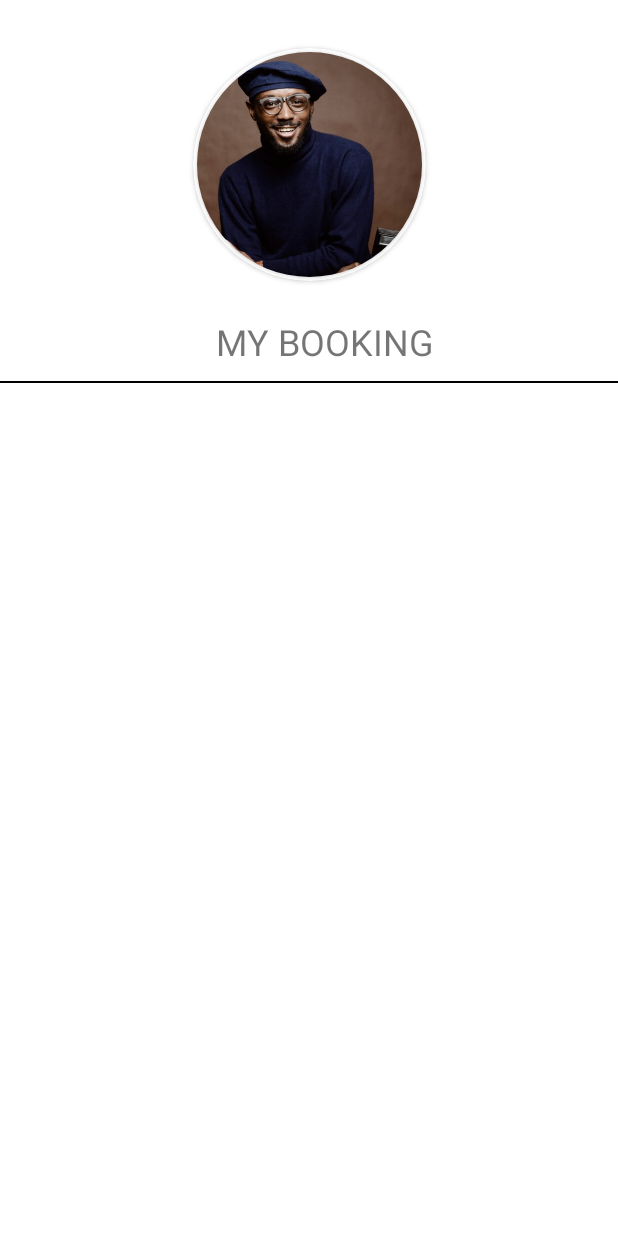
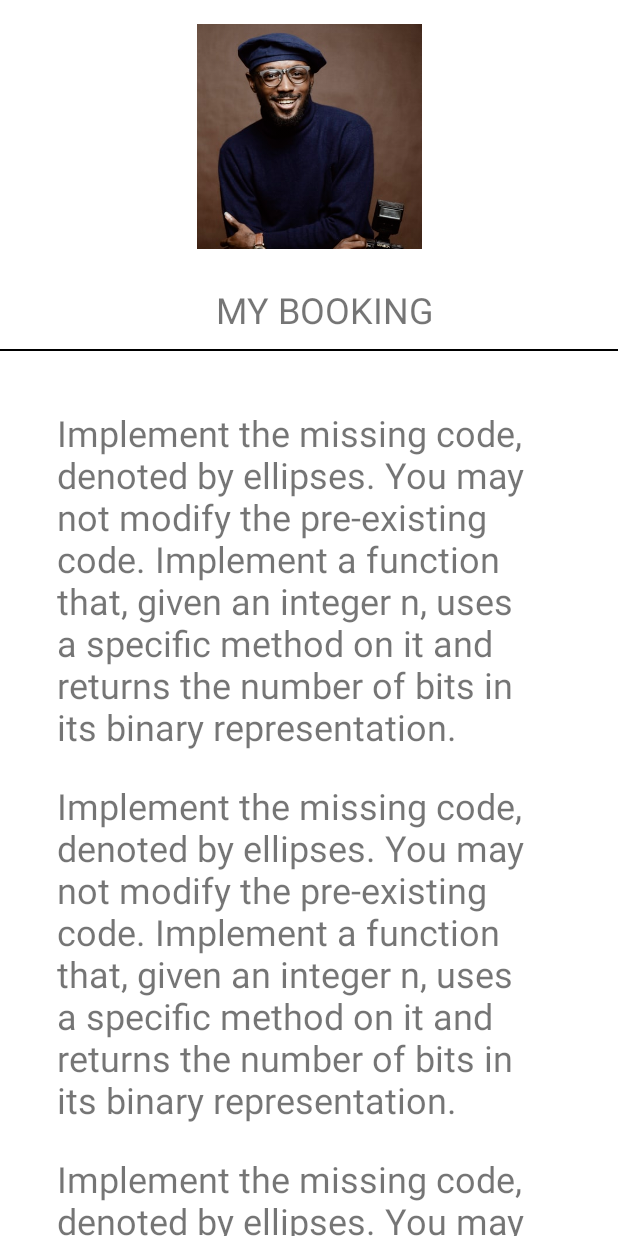
Before and after one commit to izamha/gabriel, an Android app: the layout activity_student_detail.xml on its own in the app's theme, with its tools: preview values and no code run, on a phone screen of 412 x 824 dp. Run offline under Robolectric (Android 15) with nearby library versions, the phone set to English and light mode, and no system bars.

Commit message:
Changes za gatatu

```diff
--- a/app/build.gradle
+++ b/app/build.gradle
@@ -33,7 +33,8 @@ dependencies {
     implementation 'com.google.android.material:material:1.4.0'
     implementation 'androidx.constraintlayout:constraintlayout:2.1.1'
 
-
+    // To Load the Images --rounded Images
+    implementation 'com.github.bumptech.glide:glide:4.12.0'
 
     testImplementation 'junit:junit:4.13.2'
     androidTestImplementation 'androidx.test.ext:junit:1.1.3'
--- a/app/src/main/java/com/izamha/mybooking/ListViewActivity.java
+++ b/app/src/main/java/com/izamha/mybooking/ListViewActivity.java
@@ -98,11 +98,6 @@ public class ListViewActivity extends AppCompatActivity {
         ListViewAdapter studentArrayAdapter = new ListViewAdapter(this, arrayList);
 
 
-//        ArrayAdapter<String> arrayAdapter;
-
-//        arrayAdapter = new ArrayAdapter<>(this,
-//                R.layout.support_simple_spinner_dropdown_item, students);
-
         listView.setAdapter(studentArrayAdapter);
 
         Bundle extra = new Bundle();
--- a/app/src/main/res/layout/activity_main.xml
+++ b/app/src/main/res/layout/activity_main.xml
@@ -30,7 +30,7 @@
         </com.google.android.material.appbar.AppBarLayout>
 
         <!-- Note: Wanakoresha RecyclerView-->
-        <ScrollView
+        <androidx.core.widget.NestedScrollView
             android:id="@+id/nestedScrollView"
             android:layout_width="match_parent"
             android:layout_height="match_parent"
@@ -710,7 +710,7 @@
 
             </LinearLayout>
 
-        </ScrollView>
+        </androidx.core.widget.NestedScrollView>
 
 
     </androidx.coordinatorlayout.widget.CoordinatorLayout>
--- a/app/src/main/res/layout/activity_student_detail.xml
+++ b/app/src/main/res/layout/activity_student_detail.xml
@@ -7,34 +7,40 @@
     android:layout_height="match_parent"
     tools:context=".StudentDetailActivity">
 
-    <androidx.cardview.widget.CardView
-        android:id="@+id/cardView"
-        android:layout_width="155dp"
-        android:layout_height="155dp"
-        android:layout_marginTop="32dp"
-        app:cardBackgroundColor="@color/white"
-        app:cardCornerRadius="250dp"
+<!--    <androidx.cardview.widget.CardView-->
+<!--        android:id="@+id/cardView"-->
+<!--        android:layout_width="155dp"-->
+<!--        android:layout_height="155dp"-->
+<!--        android:layout_marginTop="32dp"-->
+<!--        app:cardBackgroundColor="@color/white"-->
+<!--        app:cardCornerRadius="250dp"-->
+<!--        app:layout_constraintEnd_toEndOf="parent"-->
+<!--        app:layout_constraintStart_toStartOf="parent"-->
+<!--        app:layout_constraintTop_toTopOf="parent">-->
+
+<!--        <androidx.cardview.widget.CardView-->
+<!--            android:layout_width="150dp"-->
+<!--            android:layout_height="150dp"-->
+<!--            android:layout_gravity="center"-->
+<!--            app:cardCornerRadius="250dp">-->
+
+<!--           -->
+<!--        </androidx.cardview.widget.CardView>-->
+
+<!--    </androidx.cardview.widget.CardView>-->
+
+
+    <ImageView
+        android:id="@+id/student_image"
+        android:layout_width="150dp"
+        android:layout_height="150dp"
+        android:layout_marginTop="16dp"
+        android:contentDescription="@string/room_image"
+        android:scaleType="centerCrop"
         app:layout_constraintEnd_toEndOf="parent"
         app:layout_constraintStart_toStartOf="parent"
-        app:layout_constraintTop_toTopOf="parent">
-
-        <androidx.cardview.widget.CardView
-            android:layout_width="150dp"
-            android:layout_height="150dp"
-            android:layout_gravity="center"
-            app:cardCornerRadius="250dp">
-
-            <ImageView
-                android:id="@+id/student_image"
-                android:layout_width="150dp"
-                android:layout_height="150dp"
-                android:scaleType="centerCrop"
-                tools:srcCompat="@drawable/profile1"
-                android:contentDescription="@string/room_image" />
-        </androidx.cardview.widget.CardView>
-
-    </androidx.cardview.widget.CardView>
-
+        app:layout_constraintTop_toTopOf="parent"
+        tools:srcCompat="@drawable/profile1" />
 
     <TextView
         android:id="@+id/username"
@@ -46,7 +52,7 @@
         app:layout_constraintEnd_toEndOf="parent"
         app:layout_constraintHorizontal_bias="0.539"
         app:layout_constraintStart_toStartOf="parent"
-        app:layout_constraintTop_toBottomOf="@+id/cardView" />
+        app:layout_constraintTop_toBottomOf="@+id/student_image" />
 
     <View
         android:id="@+id/view2"
@@ -58,4 +64,43 @@
         app:layout_constraintStart_toStartOf="parent"
         app:layout_constraintTop_toBottomOf="@+id/username" />
 
+    <androidx.core.widget.NestedScrollView
+        android:layout_width="match_parent"
+        android:layout_height="wrap_content"
+        app:layout_constraintEnd_toEndOf="parent"
+        app:layout_constraintStart_toStartOf="parent"
+        app:layout_constraintTop_toBottomOf="@id/view2"
+        android:padding="18dp"
+        android:scrollbars="none">
+
+        <LinearLayout
+            android:layout_width="match_parent"
+            android:layout_height="wrap_content"
+            android:orientation="vertical"
+            android:padding="10dp">
+            <TextView
+                android:layout_width="match_parent"
+                android:layout_height="wrap_content"
+                android:text="@string/large_text"
+                android:textSize="24sp"
+                android:padding="10dp"/>
+
+            <TextView
+                android:layout_width="match_parent"
+                android:layout_height="wrap_content"
+                android:text="@string/large_text"
+                android:textSize="24sp"
+                android:padding="10dp"/>
+
+            <TextView
+                android:layout_width="match_parent"
+                android:layout_height="wrap_content"
+                android:text="@string/large_text"
+                android:textSize="24sp"
+                android:padding="10dp"/>
+
+        </LinearLayout>
+
+    </androidx.core.widget.NestedScrollView>
+
 </androidx.constraintlayout.widget.ConstraintLayout>
--- a/app/src/main/res/values/strings.xml
+++ b/app/src/main/res/values/strings.xml
@@ -38,4 +38,5 @@ Implement a function that, given an integer n, uses a specific method on it and
     <string name="age">Student Age</string>
     <string name="name">Student Name</string>
     <string name="nbr_person2">2 Persons</string>
+    <string name="student_image">Student Image</string>
 </resources>
```
Also changed, not shown: app/src/main/java/com/izamha/mybooking/ListViewAdapter.java (+8 -2 lines), app/src/main/java/com/izamha/mybooking/StudentDetailActivity.java (+15 -0 lines), app/src/main/res/layout/student_item.xml (+17 -8 lines).
